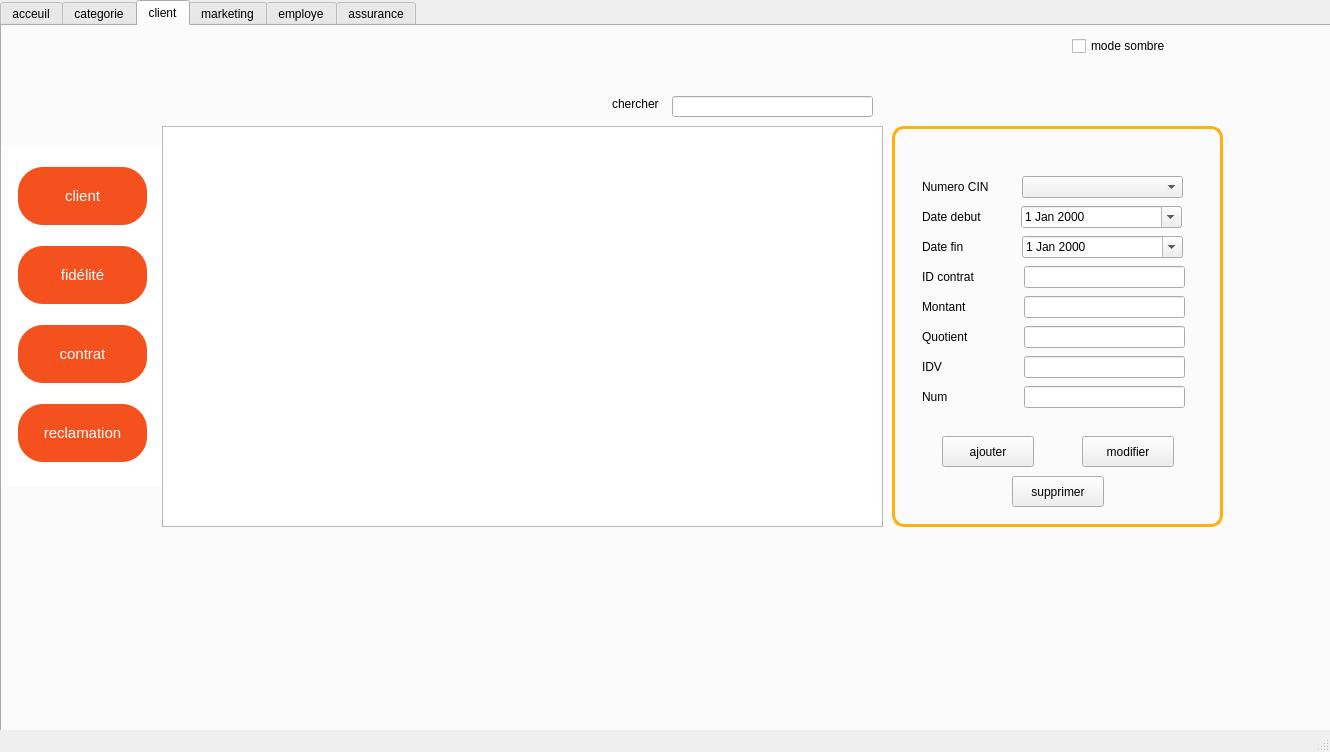
Before: the Qt Designer form adam/projet_progres/mainwindow.ui in ilyesnasraoui/projet_qt, drawn with Qt 5.
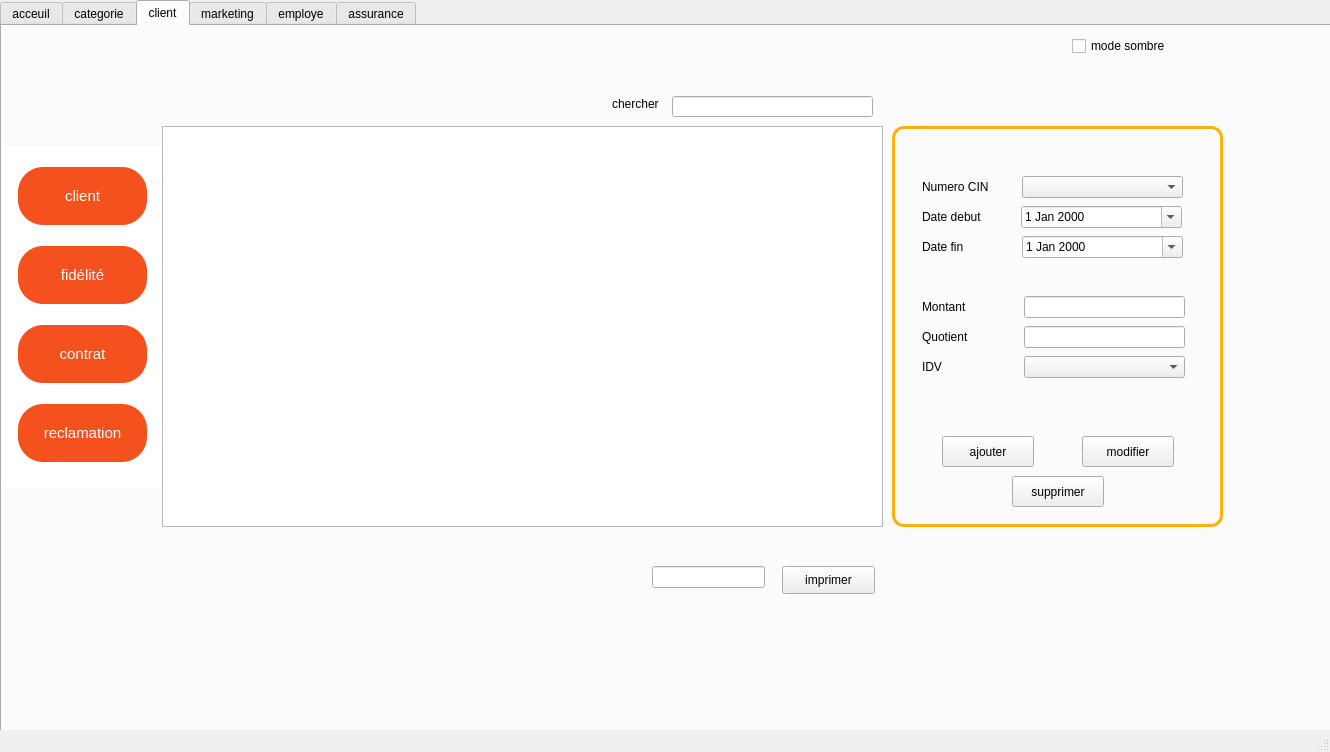
After: the same form once the commit is applied. The open tabs and pages were chosen to show the change. Icons and pictures are not drawn.

The edit to the form file:
```diff
--- a/adam/projet_progres/mainwindow.ui
+++ b/adam/projet_progres/mainwindow.ui
@@ -1747,29 +1747,6 @@
          <string>Date debut</string>
         </property>
        </widget>
-       <widget class="QLineEdit" name="NUM">
-        <property name="geometry">
-         <rect>
-          <x>872</x>
-          <y>330</y>
-          <width>161</width>
-          <height>22</height>
-         </rect>
-        </property>
-       </widget>
-       <widget class="QLabel" name="label_25">
-        <property name="geometry">
-         <rect>
-          <x>770</x>
-          <y>330</y>
-          <width>91</width>
-          <height>21</height>
-         </rect>
-        </property>
-        <property name="text">
-         <string>Num</string>
-        </property>
-       </widget>
        <widget class="QLineEdit" name="QUOTIENT">
         <property name="geometry">
          <rect>
@@ -1790,19 +1767,6 @@
          </rect>
         </property>
        </widget>
-       <widget class="QLabel" name="label_26">
-        <property name="geometry">
-         <rect>
-          <x>770</x>
-          <y>210</y>
-          <width>91</width>
-          <height>21</height>
-         </rect>
-        </property>
-        <property name="text">
-         <string>ID contrat</string>
-        </property>
-       </widget>
        <widget class="QLabel" name="label_48">
         <property name="geometry">
          <rect>
@@ -1886,16 +1850,6 @@
          <string>modifier</string>
         </property>
        </widget>
-       <widget class="QLineEdit" name="IDC">
-        <property name="geometry">
-         <rect>
-          <x>872</x>
-          <y>210</y>
-          <width>161</width>
-          <height>22</height>
-         </rect>
-        </property>
-       </widget>
        <widget class="QPushButton" name="Supprimerc">
         <property name="geometry">
          <rect>
@@ -2075,16 +2029,6 @@
          <string>ajouter</string>
         </property>
        </widget>
-       <widget class="QLineEdit" name="IDV_3">
-        <property name="geometry">
-         <rect>
-          <x>872</x>
-          <y>300</y>
-          <width>161</width>
-          <height>22</height>
-         </rect>
-        </property>
-       </widget>
        <widget class="QLabel" name="label_50">
         <property name="geometry">
          <rect>
@@ -2242,6 +2186,50 @@
          <string notr="true"/>
         </property>
        </widget>
+       <widget class="QComboBox" name="combov">
+        <property name="geometry">
+         <rect>
+          <x>872</x>
+          <y>300</y>
+          <width>161</width>
+          <height>22</height>
+         </rect>
+        </property>
+       </widget>
+       <widget class="QLineEdit" name="lineEdit">
+        <property name="geometry">
+         <rect>
+          <x>280</x>
+          <y>300</y>
+          <width>113</width>
+          <height>22</height>
+         </rect>
+        </property>
+       </widget>
+       <widget class="QPushButton" name="imprimerrilyes">
+        <property name="geometry">
+         <rect>
+          <x>630</x>
+          <y>510</y>
+          <width>93</width>
+          <height>28</height>
+         </rect>
+        </property>
+        <property name="text">
+         <string>imprimer</string>
+        </property>
+       </widget>
+       <widget class="QLineEdit" name="cinn2">
+        <property name="geometry">
+         <rect>
+          <x>500</x>
+          <y>510</y>
+          <width>113</width>
+          <height>22</height>
+         </rect>
+        </property>
+       </widget>
+       <zorder>lineEdit</zorder>
        <zorder>label_16</zorder>
        <zorder>label_24</zorder>
        <zorder>NUM</zorder>
```
Left out of the diff: 85 changed lines with no effect on the pictures.
